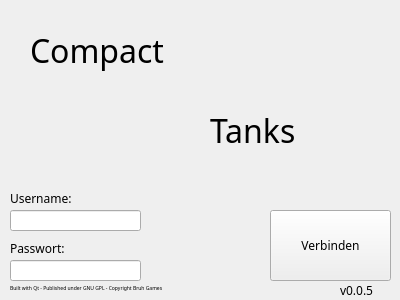
This is ui/frmlogin.ui in C0dingschmuser/CompactTanks as Qt 5 draws it before an edit. The edited form follows.
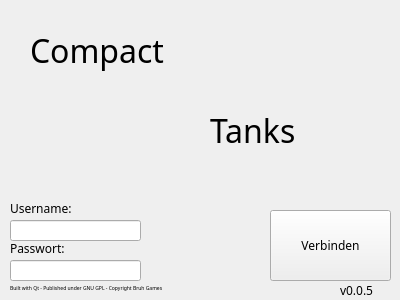
This is the edited form.

The edit to the form file:
```diff
--- a/ui/frmlogin.ui
+++ b/ui/frmlogin.ui
@@ -22,7 +22,7 @@
    <property name="geometry">
     <rect>
      <x>10</x>
-     <y>210</y>
+     <y>220</y>
      <width>131</width>
      <height>21</height>
     </rect>
@@ -78,7 +78,7 @@
    <property name="geometry">
     <rect>
      <x>10</x>
-     <y>190</y>
+     <y>200</y>
      <width>101</width>
      <height>16</height>
     </rect>
```
